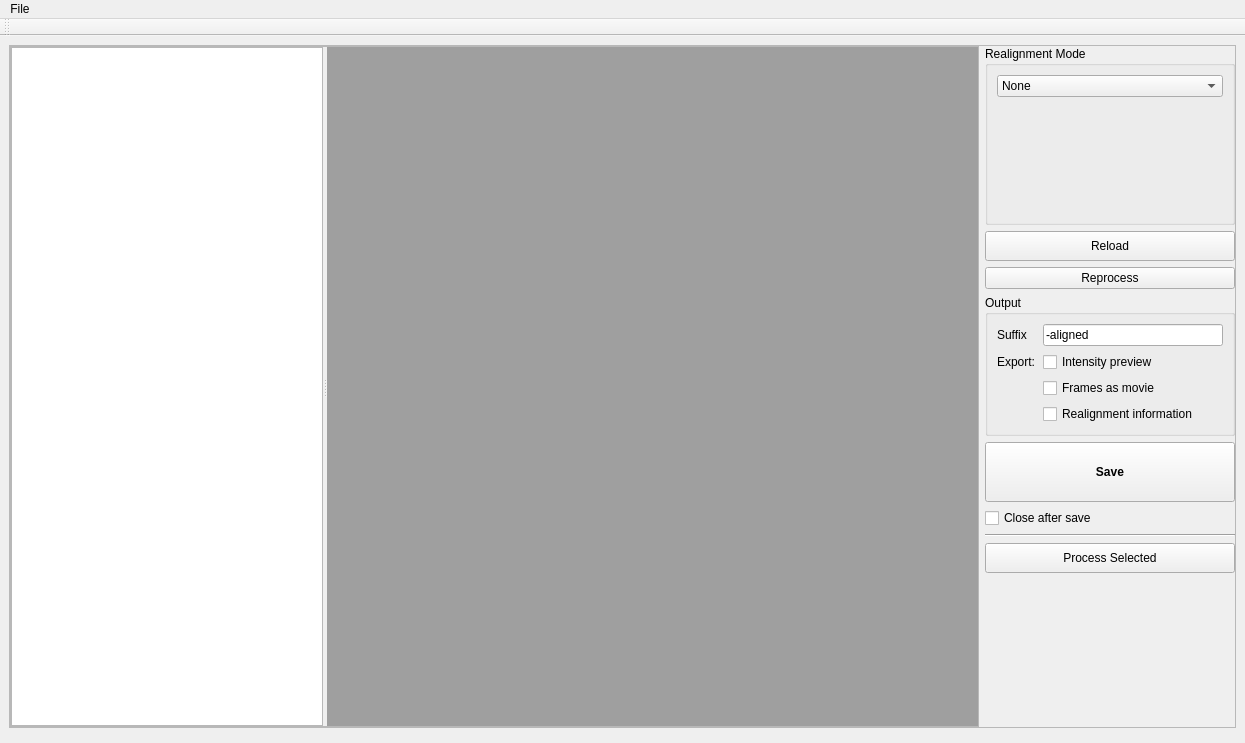
The window that Source/flim-ui/RealignmentStudio.ui (flimfit/Galene) describes before a commit, drawn with Qt 5.
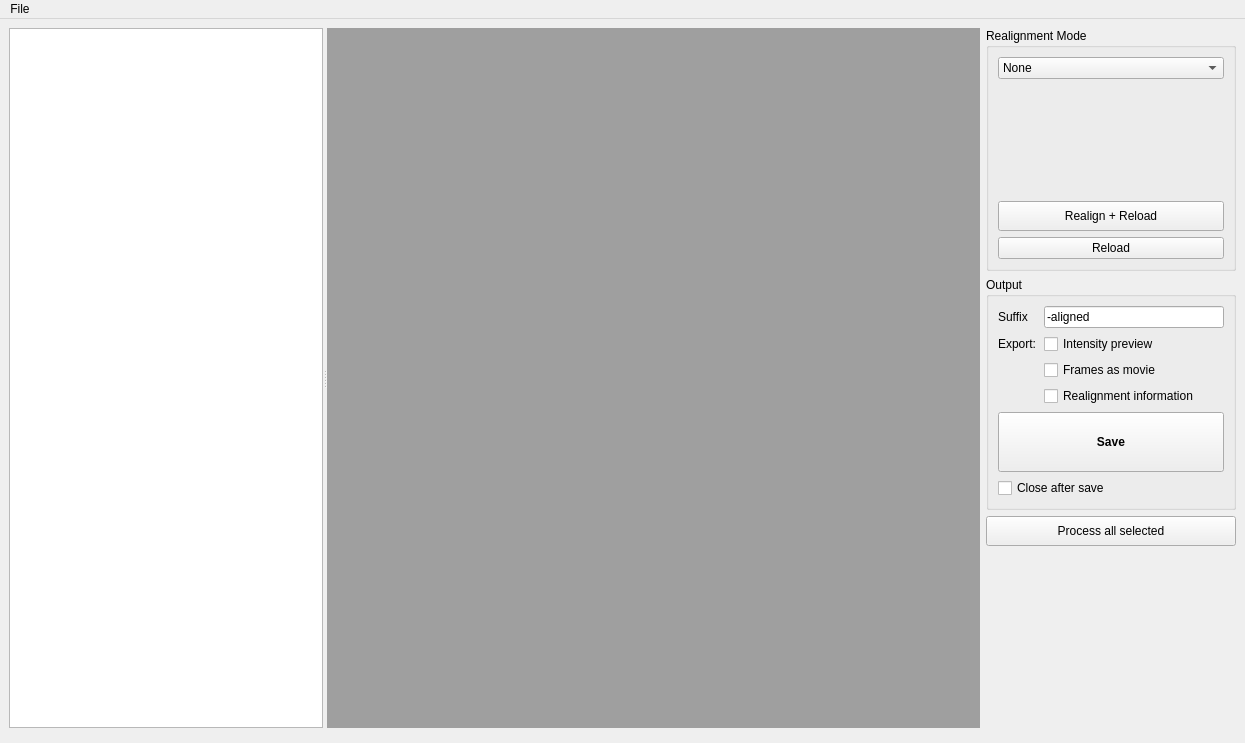
The same window after the commit. Custom widgets are drawn as their Qt base class.

The edit to the form file:
```diff
--- a/Source/flim-ui/RealignmentStudio.ui
+++ b/Source/flim-ui/RealignmentStudio.ui
@@ -18,11 +18,14 @@
     <item>
      <widget class="QFrame" name="frame_2">
       <property name="frameShape">
-       <enum>QFrame::StyledPanel</enum>
+       <enum>QFrame::NoFrame</enum>
       </property>
       <property name="frameShadow">
        <enum>QFrame::Raised</enum>
       </property>
+      <property name="lineWidth">
+       <number>0</number>
+      </property>
       <layout class="QHBoxLayout" name="horizontalLayout">
        <property name="leftMargin">
         <number>0</number>
@@ -39,7 +42,7 @@
        <item>
         <widget class="QFrame" name="frame_3">
          <property name="frameShape">
-          <enum>QFrame::StyledPanel</enum>
+          <enum>QFrame::NoFrame</enum>
          </property>
          <property name="frameShadow">
           <enum>QFrame::Raised</enum>
@@ -340,33 +343,39 @@
                </widget>
               </widget>
              </item>
-            </layout>
+             <item>
+              <widget class="QPushButton" name="realign_button">
+               <property name="minimumSize">
+                <size>
+                 <width>0</width>
+                 <height>30</height>
+                </size>
+               </property>
+               <property name="toolTip">
+                <string>&lt;html&gt;&lt;head/&gt;&lt;body&gt;&lt;p&gt;Reload the currently highlighted image using new realignment settings &lt;/p&gt;&lt;/body&gt;&lt;/html&gt;</string>
+               </property>
+               <property name="text">
+                <string>Realign + Reload</string>
+               </property>
+               <property name="checkable">
+                <bool>false</bool>
+               </property>
+               <property name="flat">
+                <bool>false</bool>
+               </property>
            </widget>
           </item>
           <item>
            <widget class="QPushButton" name="reload_button">
-            <property name="minimumSize">
-             <size>
-              <width>0</width>
-              <height>30</height>
-             </size>
+               <property name="toolTip">
+                <string>&lt;html&gt;&lt;head/&gt;&lt;body&gt;&lt;p&gt;Reload the currently highlighted image using new realignment threshold values, but don't perform realignment.&lt;/p&gt;&lt;/body&gt;&lt;/html&gt;</string>
             </property>
             <property name="text">
              <string>Reload</string>
             </property>
-            <property name="checkable">
-             <bool>false</bool>
-            </property>
-            <property name="flat">
-             <bool>false</bool>
-            </property>
-           </widget>
-          </item>
-          <item>
-           <widget class="QPushButton" name="reprocess_button">
-            <property name="text">
-             <string>Reprocess</string>
-            </property>
+              </widget>
+             </item>
+            </layout>
            </widget>
           </item>
           <item>
@@ -374,7 +383,37 @@
             <property name="title">
              <string>Output</string>
             </property>
-            <layout class="QFormLayout" name="formLayout">
+            <layout class="QVBoxLayout" name="verticalLayout_5">
+             <item>
+              <widget class="QFrame" name="frame_4">
+               <property name="minimumSize">
+                <size>
+                 <width>0</width>
+                 <height>0</height>
+                </size>
+               </property>
+               <property name="frameShape">
+                <enum>QFrame::NoFrame</enum>
+               </property>
+               <property name="frameShadow">
+                <enum>QFrame::Raised</enum>
+               </property>
+               <property name="lineWidth">
+                <number>0</number>
+               </property>
+               <layout class="QFormLayout" name="formLayout_4">
+                <property name="leftMargin">
+                 <number>0</number>
+                </property>
+                <property name="topMargin">
+                 <number>0</number>
+                </property>
+                <property name="rightMargin">
+                 <number>0</number>
+                </property>
+                <property name="bottomMargin">
+                 <number>0</number>
+                </property>
              <item row="0" column="0">
               <widget class="QLabel" name="label">
                <property name="text">
@@ -403,6 +442,19 @@
                </property>
               </widget>
              </item>
+                <item row="2" column="0">
+                 <spacer name="horizontalSpacer">
+                  <property name="orientation">
+                   <enum>Qt::Horizontal</enum>
+                  </property>
+                  <property name="sizeHint" stdset="0">
+                   <size>
+                    <width>40</width>
+                    <height>15</height>
+                   </size>
+                  </property>
+                 </spacer>
+                </item>
              <item row="2" column="1">
               <widget class="QCheckBox" name="save_movie_check">
                <property name="text">
@@ -410,8 +462,8 @@
                </property>
               </widget>
              </item>
-             <item row="2" column="0">
-              <spacer name="horizontalSpacer">
+                <item row="3" column="0">
+                 <spacer name="horizontalSpacer_2">
                <property name="orientation">
                 <enum>Qt::Horizontal</enum>
                </property>
@@ -430,19 +482,6 @@
                </property>
               </widget>
              </item>
-             <item row="3" column="0">
-              <spacer name="horizontalSpacer_2">
-               <property name="orientation">
-                <enum>Qt::Horizontal</enum>
-               </property>
-               <property name="sizeHint" stdset="0">
-                <size>
-                 <width>40</width>
-                 <height>15</height>
-                </size>
-               </property>
-              </spacer>
-             </item>
             </layout>
            </widget>
           </item>
@@ -466,11 +505,6 @@
            </widget>
           </item>
           <item>
-           <layout class="QHBoxLayout" name="horizontalLayout_2">
-            <property name="topMargin">
-             <number>0</number>
-            </property>
-            <item>
              <widget class="QCheckBox" name="close_after_save_check">
               <property name="text">
                <string>Close after save</string>
@@ -478,12 +512,6 @@
              </widget>
             </item>
            </layout>
-          </item>
-          <item>
-           <widget class="Line" name="line">
-            <property name="orientation">
-             <enum>Qt::Horizontal</enum>
-            </property>
            </widget>
           </item>
           <item>
@@ -495,7 +523,7 @@
              </size>
             </property>
             <property name="text">
-             <string>Process Selected</string>
+             <string>Process all selected</string>
             </property>
            </widget>
           </item>
@@ -545,17 +573,6 @@
    </widget>
    <addaction name="menuFiles"/>
   </widget>
-  <widget class="QToolBar" name="toolBar">
-   <property name="windowTitle">
-    <string>toolBar</string>
-   </property>
-   <attribute name="toolBarArea">
-    <enum>TopToolBarArea</enum>
-   </attribute>
-   <attribute name="toolBarBreak">
-    <bool>false</bool>
-   </attribute>
-  </widget>
   <action name="quit_action">
    <property name="text">
     <string>Quit</string>
```
Left out of the diff: 21 changed lines with no effect on the pictures. Lines whose indentation alone changed are shown as unchanged.
